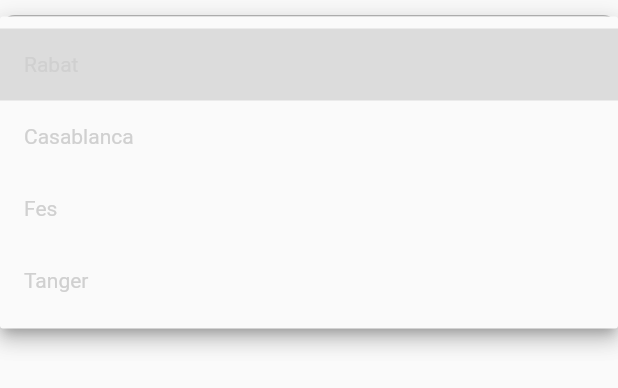
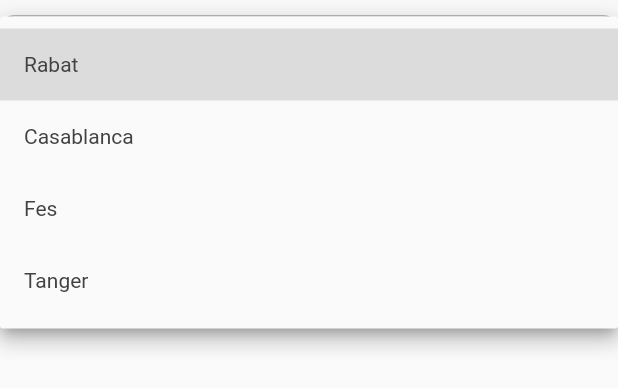
Before and after one commit to AyyoubElachagui/digital-partnership, a Flutter app: the CustomDropDown widget shown alone on an empty page, opened directly, after a tap on "City", on a phone screen of 412 x 824 dp. Shown: the top 388 px of the screen. Run offline on Flutter 3.47's test engine with Material 2 defaults, Android fonts, the phone set to English and light mode, and no system bars; our stand-ins replace flutter_custom_clippers, image_picker, intl_phone_field, shared_preferences; accounts and stored records are empty.

Commit message:
fix some issues

```diff
--- a/lib/app/pages/enable_permisson_location_page/enable_permission_location.dart
+++ b/lib/app/pages/enable_permisson_location_page/enable_permission_location.dart
@@ -33,7 +33,7 @@ class _EnablePermissionLocationState extends State<EnablePermissionLocation> {
 
     showDialog(
       context: context,
-      // barrierDismissible: false,
+      barrierDismissible: false,
       builder: (context) {
         return AlertDialog(
           shape: RoundedRectangleBorder(
--- a/lib/app/widgets/custom_drop_down.dart
+++ b/lib/app/widgets/custom_drop_down.dart
@@ -28,11 +28,12 @@ class CustomDropDown extends StatelessWidget {
         value: itemSelected != null ? itemSelected : null,
         padding: EdgeInsets.symmetric(horizontal: 10),
         underline: DropdownButtonHideUnderline(child: Container()),
-        hint: Text(hintText),
+        hint: Text(
+          hintText,
+          style: TextStyle(color: ColorPalette.hintTextColor),
+        ),
         style: TextStyle(
-          color: itemSelected != null
-              ? ColorPalette.textPrimaryColor
-              : ColorPalette.hintTextColor,
+          color: ColorPalette.textPrimaryColor,
           fontWeight:
               itemSelected != null ? FontWeight.bold : FontWeight.normal,
         ),
```
